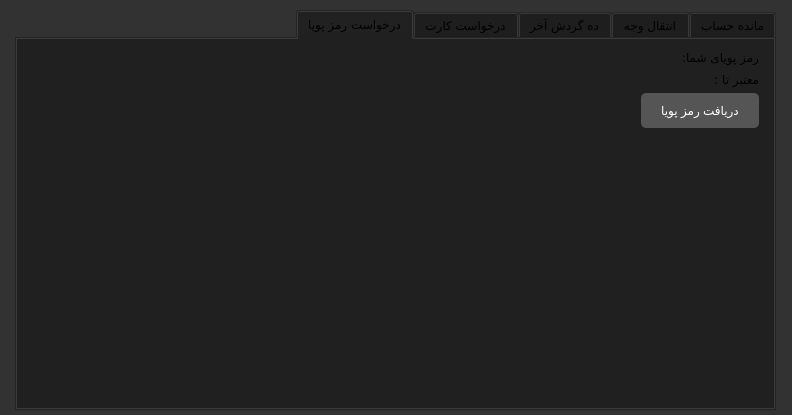
The window that accountdialog.ui (iliya-slpr/ap_project) describes before a commit, drawn with Qt 5.
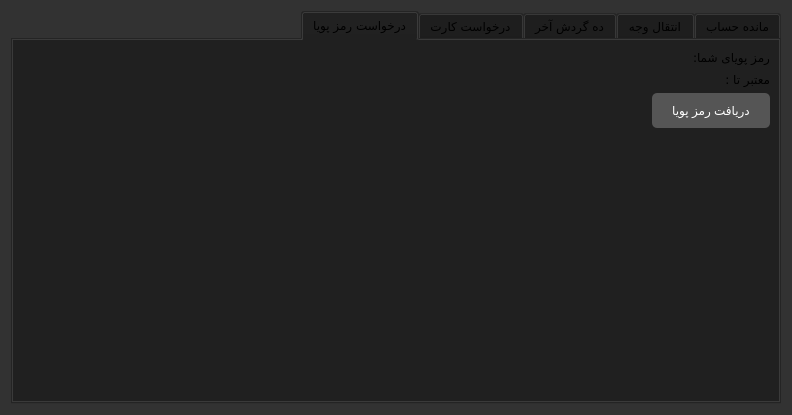
The same window after the commit. The open tabs and pages were chosen to show the change. Icons and pictures are not drawn.

What changed in the file:
```diff
--- a/accountdialog.ui
+++ b/accountdialog.ui
@@ -191,15 +191,13 @@
   <property name="windowTitle">
    <string>Dialog</string>
   </property>
+  <property name="windowIcon">
+   <iconset>
+    <normaloff>E:/icons/bank-account.png</normaloff>E:/icons/bank-account.png</iconset>
+  </property>
+  <layout class="QHBoxLayout" name="horizontalLayout_7">
+   <item>
   <widget class="QTabWidget" name="tabWidget">
-   <property name="geometry">
-    <rect>
-     <x>15</x>
-     <y>10</y>
-     <width>761</width>
-     <height>401</height>
-    </rect>
-   </property>
    <property name="layoutDirection">
     <enum>Qt::RightToLeft</enum>
    </property>
@@ -598,15 +596,10 @@
     <attribute name="title">
      <string>درخواست رمز پویا</string>
     </attribute>
-    <widget class="QWidget" name="layoutWidget">
-     <property name="geometry">
-      <rect>
-       <x>590</x>
-       <y>10</y>
-       <width>152</width>
-       <height>105</height>
-      </rect>
-     </property>
+      <layout class="QVBoxLayout" name="verticalLayout_4">
+       <item>
+        <layout class="QHBoxLayout" name="horizontalLayout_8">
+         <item>
      <layout class="QFormLayout" name="formLayout_3">
       <item row="0" column="0">
        <widget class="QLabel" name="label_9">
@@ -657,9 +650,40 @@
        </widget>
       </item>
      </layout>
-    </widget>
-   </widget>
-  </widget>
+         </item>
+         <item>
+          <spacer name="verticalSpacer_2">
+           <property name="orientation">
+            <enum>Qt::Vertical</enum>
+           </property>
+           <property name="sizeHint" stdset="0">
+            <size>
+             <width>458</width>
+             <height>88</height>
+            </size>
+           </property>
+          </spacer>
+         </item>
+        </layout>
+       </item>
+       <item>
+        <spacer name="horizontalSpacer_6">
+         <property name="orientation">
+          <enum>Qt::Horizontal</enum>
+         </property>
+         <property name="sizeHint" stdset="0">
+          <size>
+           <width>741</width>
+           <height>198</height>
+          </size>
+         </property>
+        </spacer>
+       </item>
+      </layout>
+     </widget>
+    </widget>
+   </item>
+  </layout>
  </widget>
  <resources/>
  <connections/>
```
Left out of the diff: 101 changed lines with no effect on the pictures. Lines whose indentation alone changed are shown as unchanged.
